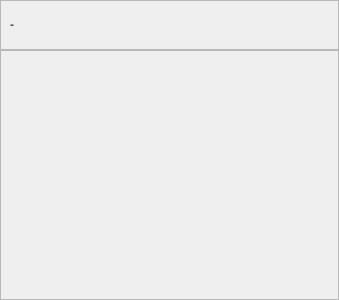
The window that CaX/widget/formSearch/searchcategory.ui (fsest4u/CaX_03) describes before a commit, drawn with Qt 5.
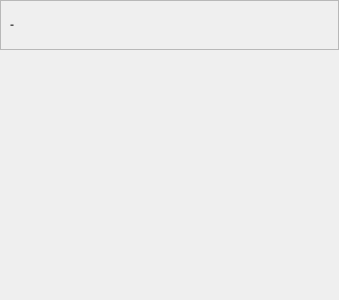
The same window after the commit.

The edit to the form file:
```diff
--- a/CaX/widget/formSearch/searchcategory.ui
+++ b/CaX/widget/formSearch/searchcategory.ui
@@ -95,6 +95,13 @@
        <height>250</height>
       </size>
      </property>
+     <property name="styleSheet">
+      <string notr="true">QFrame
+{
+  border: 0px solid #ffffff;
+}
+</string>
+     </property>
      <property name="frameShape">
       <enum>QFrame::StyledPanel</enum>
      </property>
```
